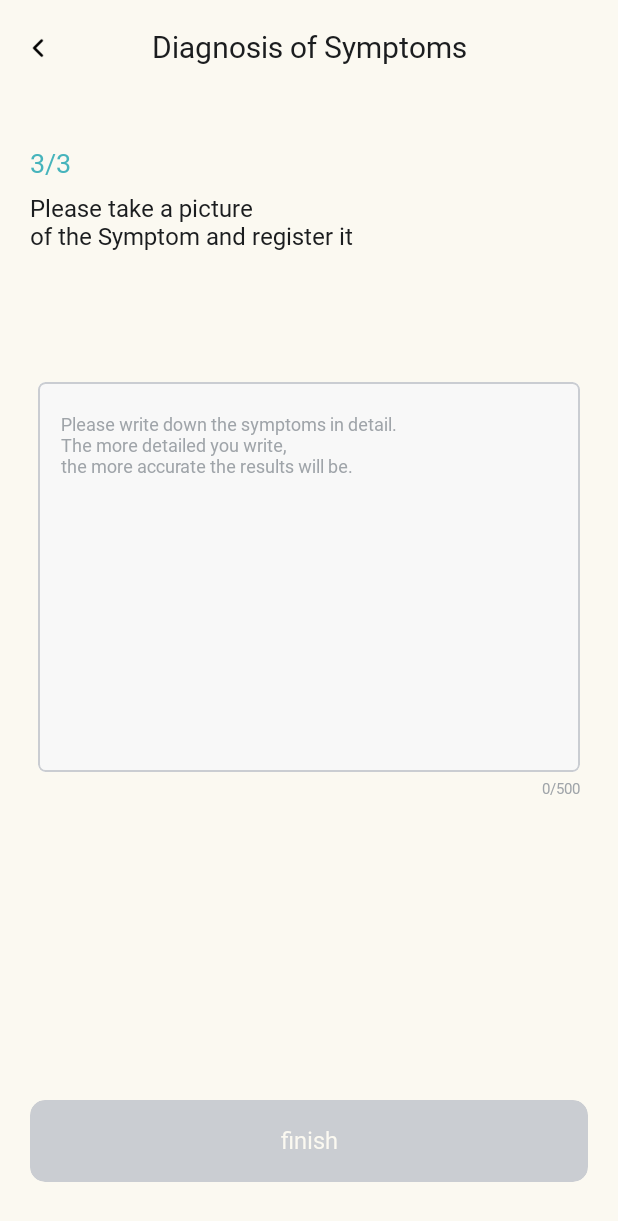
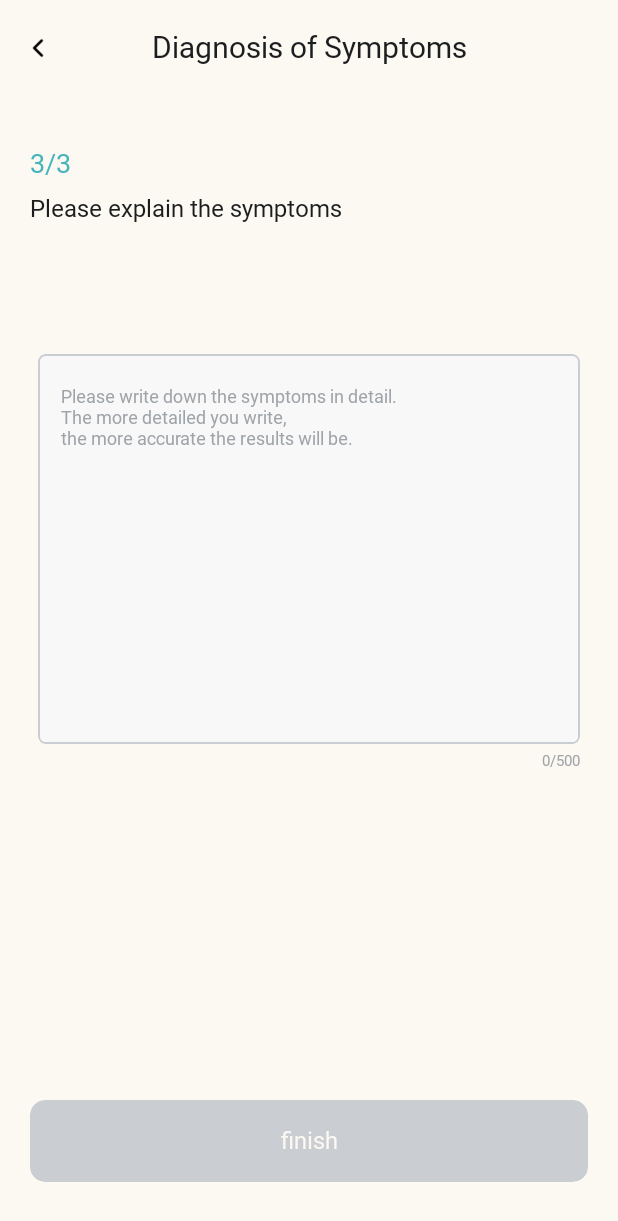
Before and after one commit to GDSC-DGU/2025-APAC-SolutionChallenge-Peekaboo, an Android app built with Jetpack Compose: the SymptomExplainScreen screen opened through its navigation route, on a phone screen of 412 x 824 dp. Shown: the top 1221 px of the screen. Run offline under Robolectric (Android 15) with nearby library versions, the phone set to English and light mode, and no system bars; our stand-ins replace Dagger/Hilt's generated code, Timber; network calls fail; Roboto replaces fonts that are not available here.

Commit message:
feat: Modify various UI elements
Modify various UI elements for test

Related to: #32

```diff
--- a/client/core/design-system/src/main/java/com/peekaboo/design_system/StringComponent.kt
+++ b/client/core/design-system/src/main/java/com/peekaboo/design_system/StringComponent.kt
@@ -60,6 +60,7 @@ const val DiagnosingTypeListSemiTitle = "Check the symptoms quickly\nbefore diag
 const val DiagnosisTitle = "Diagnosis of Symptoms"
 const val DiagnosisSelectArea = "Pleas select the area\nwhere you have symptoms"
 const val DiagnosisSelectPicture = "Please take a picture\nof the Symptom and register it"
+const val DiagnosisExplainTitle = "Please explain the symptoms"
 const val DiagnosisExplainHint = "Please write down the symptoms in detail.\nThe more detailed you write,\nthe more accurate the results will be."
 const val DiagnosisSelectAreaFront = "FRONT"
 const val DiagnosisSelectAreaSide = "SIDE"
--- a/client/feature/diagnosis/src/main/java/com/peekaboo/diagnosis/explain/SymptomExplainScreen.kt
+++ b/client/feature/diagnosis/src/main/java/com/peekaboo/diagnosis/explain/SymptomExplainScreen.kt
@@ -18,7 +18,7 @@ import androidx.lifecycle.compose.collectAsStateWithLifecycle
 import com.peekaboo.design_system.BaeBaeTypo
 import com.peekaboo.design_system.Black1
 import com.peekaboo.design_system.DiagnosisExplainHint
-import com.peekaboo.design_system.DiagnosisSelectPicture
+import com.peekaboo.design_system.DiagnosisExplainTitle
 import com.peekaboo.design_system.DiagnosisTitle
 import com.peekaboo.design_system.Finish
 import com.peekaboo.design_system.White3
@@ -88,7 +88,7 @@ fun SymptomExplainContent(
             )
 
             Text(
-                text = DiagnosisSelectPicture,
+                text = DiagnosisExplainTitle,
                 color = Black1,
                 style = BaeBaeTypo.Body1,
                 modifier = Modifier
--- a/client/feature/home/src/main/java/com/peekaboo/home/HomeScreen.kt
+++ b/client/feature/home/src/main/java/com/peekaboo/home/HomeScreen.kt
@@ -434,7 +434,7 @@ fun DiseaseTypeList() {
         items(DiseaseType.entries) { diseaseType ->
             DiseaseTypeItem(
                 diseaseImg = diseaseType.diseaseImg,
-                diseaseName = diseaseType.diseaseName
+                diseaseName = diseaseType.diseaseNameEng
             )
         }
     }
--- a/client/feature/home/src/main/java/com/peekaboo/home/HomeViewModel.kt
+++ b/client/feature/home/src/main/java/com/peekaboo/home/HomeViewModel.kt
@@ -6,7 +6,6 @@ import com.peekaboo.domain.usecase.crawl.GetTopCrawlingUseCase
 import com.peekaboo.ui.base.BaseViewModel
 import dagger.hilt.android.lifecycle.HiltViewModel
 import kotlinx.coroutines.launch
-import timber.log.Timber
 import javax.inject.Inject
 
 @HiltViewModel
@@ -39,7 +38,7 @@ class HomeViewModel @Inject constructor(
 
     private fun setDiseaseBannerList() {
         viewModelScope.launch {
-            getTopCrawlingUseCase(request = "Ko").collect {
+            getTopCrawlingUseCase(request = "en").collect {
                 resultResponse(it, ::onSuccessGetDiseaseBanner)
             }
         }
```
